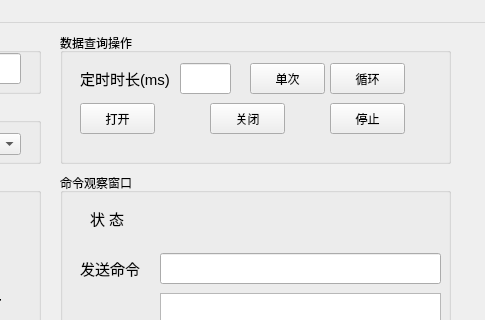
Old version of the form 关于光照温湿度传感器工具软件/光照度温度及湿度传感器工具软件.ui in the repository GeHaha/Project; both pictures show x 240 to 725 and y 0 to 320 of the 854 by 703 pixel window.
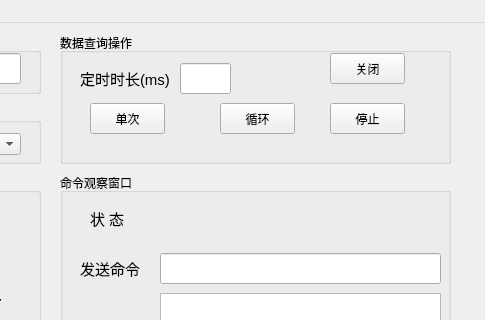
New version of the form.

Patch:
```diff
--- a/关于光照温湿度传感器工具软件/光照度温度及湿度传感器工具软件.ui
+++ b/关于光照温湿度传感器工具软件/光照度温度及湿度传感器工具软件.ui
@@ -226,8 +226,8 @@
     <widget class="QPushButton" name="Circle_pushButton">
      <property name="geometry">
       <rect>
-       <x>270</x>
-       <y>30</y>
+       <x>160</x>
+       <y>70</y>
        <width>75</width>
        <height>31</height>
       </rect>
@@ -239,8 +239,8 @@
     <widget class="QPushButton" name="Signal_pushButton">
      <property name="geometry">
       <rect>
-       <x>190</x>
-       <y>30</y>
+       <x>30</x>
+       <y>70</y>
        <width>75</width>
        <height>31</height>
       </rect>
@@ -268,8 +268,8 @@
     <widget class="QPushButton" name="Close_pushButton">
      <property name="geometry">
       <rect>
-       <x>150</x>
-       <y>70</y>
+       <x>270</x>
+       <y>20</y>
        <width>75</width>
        <height>31</height>
       </rect>
@@ -278,19 +278,6 @@
       <string>关闭</string>
      </property>
     </widget>
-    <widget class="QPushButton" name="Open_pushButton">
-     <property name="geometry">
-      <rect>
-       <x>20</x>
-       <y>70</y>
-       <width>75</width>
-       <height>31</height>
-      </rect>
-     </property>
-     <property name="text">
-      <string>打开</string>
-     </property>
-    </widget>
    </widget>
    <widget class="QGroupBox" name="Command_groupBox">
     <property name="geometry">
```
